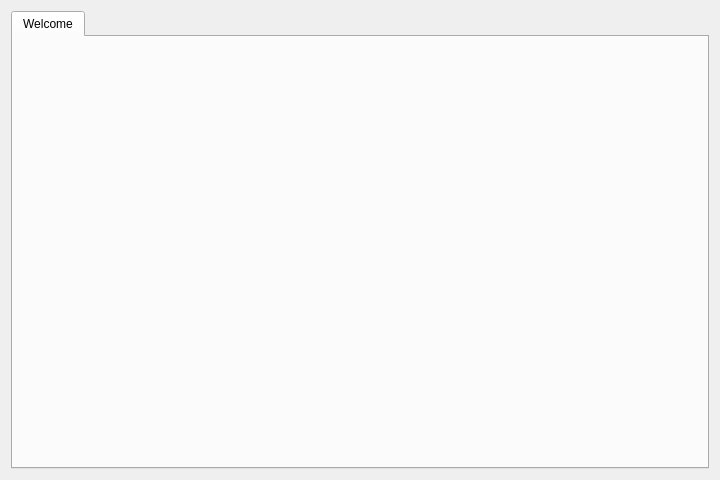
Above: CGAssistant/mainwindow.ui from hzqst/CGAssistant before the change. Below: the same form after it.
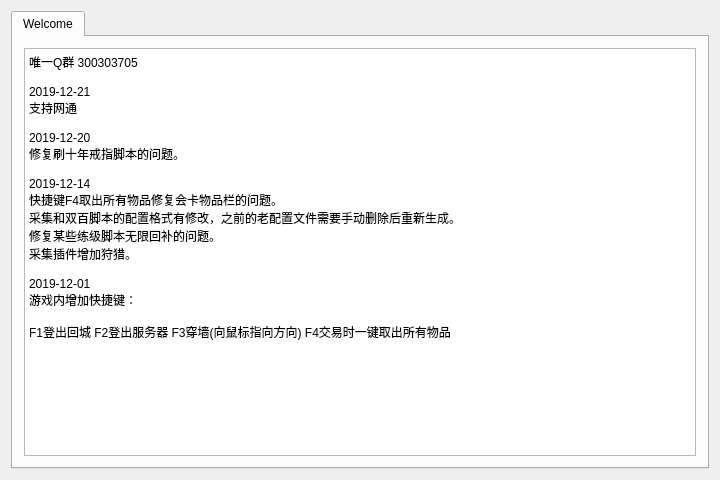
That is the form after the change. Icons and pictures are not drawn.

Diff of the .ui file:
```diff
--- a/CGAssistant/mainwindow.ui
+++ b/CGAssistant/mainwindow.ui
@@ -57,7 +57,42 @@
        </attribute>
        <layout class="QHBoxLayout" name="horizontalLayout_2">
         <item>
-         <layout class="QVBoxLayout" name="verticalLayout_tab"/>
+         <layout class="QVBoxLayout" name="verticalLayout_tab">
+          <item>
+           <widget class="QTextEdit" name="textEdit">
+            <property name="documentTitle">
+             <string/>
+            </property>
+            <property name="readOnly">
+             <bool>true</bool>
+            </property>
+            <property name="html">
+             <string>&lt;!DOCTYPE HTML PUBLIC &quot;-//W3C//DTD HTML 4.0//EN&quot; &quot;http://www.w3.org/TR/REC-html40/strict.dtd&quot;&gt;
+&lt;html&gt;&lt;head&gt;&lt;meta name=&quot;qrichtext&quot; content=&quot;1&quot; /&gt;&lt;style type=&quot;text/css&quot;&gt;
+p, li { white-space: pre-wrap; }
+&lt;/style&gt;&lt;/head&gt;&lt;body style=&quot; font-family:'SimSun'; font-size:9pt; font-weight:400; font-style:normal;&quot;&gt;
+&lt;p style=&quot; margin-top:0px; margin-bottom:0px; margin-left:0px; margin-right:0px; -qt-block-indent:0; text-indent:0px;&quot;&gt;唯一Q群 300303705&lt;/p&gt;
+&lt;p style=&quot;-qt-paragraph-type:empty; margin-top:0px; margin-bottom:0px; margin-left:0px; margin-right:0px; -qt-block-indent:0; text-indent:0px;&quot;&gt;&lt;br /&gt;&lt;/p&gt;
+&lt;p style=&quot; margin-top:0px; margin-bottom:0px; margin-left:0px; margin-right:0px; -qt-block-indent:0; text-indent:0px;&quot;&gt;2019-12-21&lt;/p&gt;
+&lt;p style=&quot; margin-top:0px; margin-bottom:0px; margin-left:0px; margin-right:0px; -qt-block-indent:0; text-indent:0px;&quot;&gt;支持网通&lt;/p&gt;
+&lt;p style=&quot;-qt-paragraph-type:empty; margin-top:0px; margin-bottom:0px; margin-left:0px; margin-right:0px; -qt-block-indent:0; text-indent:0px;&quot;&gt;&lt;br /&gt;&lt;/p&gt;
+&lt;p style=&quot; margin-top:0px; margin-bottom:0px; margin-left:0px; margin-right:0px; -qt-block-indent:0; text-indent:0px;&quot;&gt;2019-12-20&lt;/p&gt;
+&lt;p style=&quot; margin-top:0px; margin-bottom:0px; margin-left:0px; margin-right:0px; -qt-block-indent:0; text-indent:0px;&quot;&gt;修复刷十年戒指脚本的问题。&lt;/p&gt;
+&lt;p style=&quot;-qt-paragraph-type:empty; margin-top:0px; margin-bottom:0px; margin-left:0px; margin-right:0px; -qt-block-indent:0; text-indent:0px;&quot;&gt;&lt;br /&gt;&lt;/p&gt;
+&lt;p style=&quot; margin-top:0px; margin-bottom:0px; margin-left:0px; margin-right:0px; -qt-block-indent:0; text-indent:0px;&quot;&gt;2019-12-14&lt;/p&gt;
+&lt;p style=&quot; margin-top:0px; margin-bottom:0px; margin-left:0px; margin-right:0px; -qt-block-indent:0; text-indent:0px;&quot;&gt;快捷键F4取出所有物品修复会卡物品栏的问题。&lt;/p&gt;
+&lt;p style=&quot; margin-top:0px; margin-bottom:0px; margin-left:0px; margin-right:0px; -qt-block-indent:0; text-indent:0px;&quot;&gt;采集和双百脚本的配置格式有修改，之前的老配置文件需要手动删除后重新生成。&lt;/p&gt;
+&lt;p style=&quot; margin-top:0px; margin-bottom:0px; margin-left:0px; margin-right:0px; -qt-block-indent:0; text-indent:0px;&quot;&gt;修复某些练级脚本无限回补的问题。&lt;/p&gt;
+&lt;p style=&quot; margin-top:0px; margin-bottom:0px; margin-left:0px; margin-right:0px; -qt-block-indent:0; text-indent:0px;&quot;&gt;采集插件增加狩猎。&lt;/p&gt;
+&lt;p style=&quot;-qt-paragraph-type:empty; margin-top:0px; margin-bottom:0px; margin-left:0px; margin-right:0px; -qt-block-indent:0; text-indent:0px;&quot;&gt;&lt;br /&gt;&lt;/p&gt;
+&lt;p style=&quot; margin-top:0px; margin-bottom:0px; margin-left:0px; margin-right:0px; -qt-block-indent:0; text-indent:0px;&quot;&gt;2019-12-01&lt;/p&gt;
+&lt;p style=&quot; margin-top:0px; margin-bottom:0px; margin-left:0px; margin-right:0px; -qt-block-indent:0; text-indent:0px;&quot;&gt;游戏内增加快捷键：&lt;/p&gt;
+&lt;p style=&quot;-qt-paragraph-type:empty; margin-top:0px; margin-bottom:0px; margin-left:0px; margin-right:0px; -qt-block-indent:0; text-indent:0px;&quot;&gt;&lt;br /&gt;&lt;/p&gt;
+&lt;p style=&quot; margin-top:0px; margin-bottom:0px; margin-left:0px; margin-right:0px; -qt-block-indent:0; text-indent:0px;&quot;&gt;F1登出回城 F2登出服务器 F3穿墙(向鼠标指向方向) F4交易时一键取出所有物品&lt;/p&gt;&lt;/body&gt;&lt;/html&gt;</string>
+            </property>
+           </widget>
+          </item>
+         </layout>
         </item>
        </layout>
       </widget>
```
